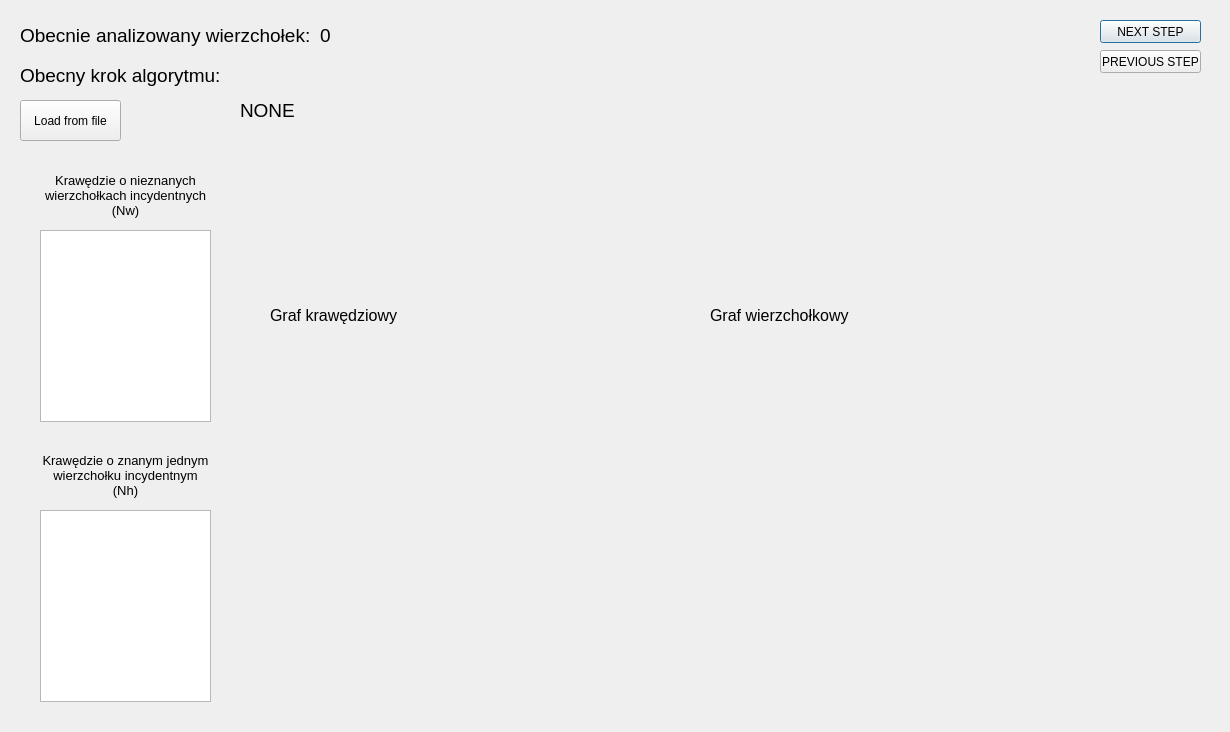
Before: the Qt Designer form graphs/drawwindow.ui in kborkowska/line-graph, drawn with Qt 5.
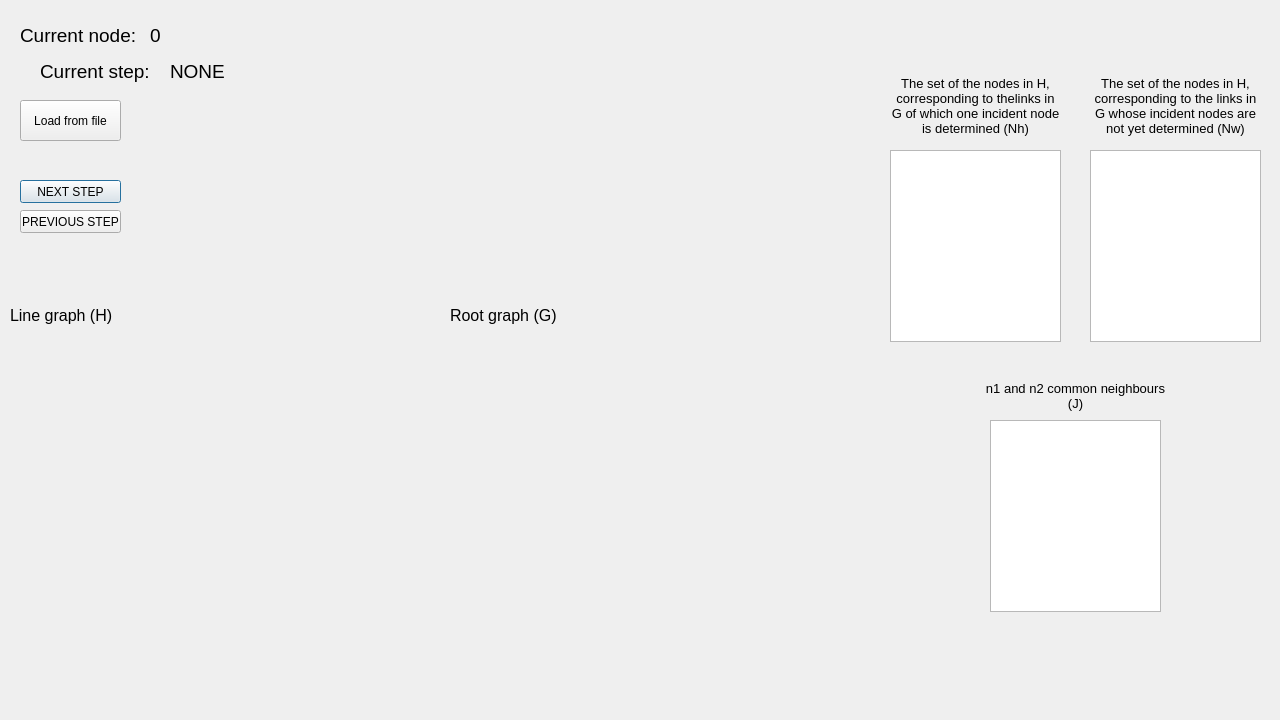
After: the same form once the commit is applied. Custom widgets are drawn as their Qt base class.

```diff
--- a/graphs/drawwindow.ui
+++ b/graphs/drawwindow.ui
@@ -6,8 +6,8 @@
    <rect>
     <x>0</x>
     <y>0</y>
-    <width>1230</width>
-    <height>732</height>
+    <width>1280</width>
+    <height>720</height>
    </rect>
   </property>
   <property name="windowTitle">
@@ -16,7 +16,7 @@
   <widget class="QLabel" name="label">
    <property name="geometry">
     <rect>
-     <x>270</x>
+     <x>10</x>
      <y>300</y>
      <width>141</width>
      <height>31</height>
@@ -28,13 +28,13 @@
     </font>
    </property>
    <property name="text">
-    <string>Graf krawędziowy</string>
+    <string>Line graph (H)</string>
    </property>
   </widget>
   <widget class="GraphDrawArea" name="lineGraphDrawArea" native="true">
    <property name="geometry">
     <rect>
-     <x>270</x>
+     <x>10</x>
      <y>330</y>
      <width>421</width>
      <height>371</height>
@@ -44,7 +44,7 @@
   <widget class="GraphDrawArea" name="nodeGraphDrawArea" native="true">
    <property name="geometry">
     <rect>
-     <x>710</x>
+     <x>450</x>
      <y>330</y>
      <width>421</width>
      <height>371</height>
@@ -54,7 +54,7 @@
   <widget class="QLabel" name="label_2">
    <property name="geometry">
     <rect>
-     <x>710</x>
+     <x>450</x>
      <y>300</y>
      <width>151</width>
      <height>31</height>
@@ -66,7 +66,7 @@
     </font>
    </property>
    <property name="text">
-    <string>Graf wierzchołkowy</string>
+    <string>Root graph (G)</string>
    </property>
   </widget>
   <widget class="QLabel" name="label_3">
@@ -74,7 +74,7 @@
     <rect>
      <x>20</x>
      <y>20</y>
-     <width>291</width>
+     <width>121</width>
      <height>31</height>
     </rect>
    </property>
@@ -84,15 +84,15 @@
     </font>
    </property>
    <property name="text">
-    <string>Obecnie analizowany wierzchołek:</string>
+    <string>Current node:</string>
    </property>
   </widget>
   <widget class="QLabel" name="label_4">
    <property name="geometry">
     <rect>
-     <x>20</x>
+     <x>40</x>
      <y>60</y>
-     <width>211</width>
+     <width>121</width>
      <height>31</height>
     </rect>
    </property>
@@ -102,16 +102,19 @@
     </font>
    </property>
    <property name="text">
-    <string>Obecny krok algorytmu:</string>
+    <string>Current step:</string>
+   </property>
+   <property name="alignment">
+    <set>Qt::AlignLeading|Qt::AlignLeft|Qt::AlignTop</set>
    </property>
   </widget>
   <widget class="QLabel" name="label_5">
    <property name="geometry">
     <rect>
-     <x>40</x>
-     <y>170</y>
+     <x>1090</x>
+     <y>70</y>
      <width>171</width>
-     <height>51</height>
+     <height>71</height>
     </rect>
    </property>
    <property name="font">
@@ -120,7 +123,7 @@
     </font>
    </property>
    <property name="text">
-    <string>Krawędzie o nieznanych wierzchołkach incydentnych (Nw)</string>
+    <string>The set of the nodes in H, corresponding to the links in G whose incident nodes are not yet determined (Nw)</string>
    </property>
    <property name="alignment">
     <set>Qt::AlignCenter</set>
@@ -132,10 +135,10 @@
   <widget class="QLabel" name="label_6">
    <property name="geometry">
     <rect>
-     <x>40</x>
-     <y>450</y>
+     <x>890</x>
+     <y>70</y>
      <width>171</width>
-     <height>51</height>
+     <height>71</height>
     </rect>
    </property>
    <property name="font">
@@ -144,7 +147,7 @@
     </font>
    </property>
    <property name="text">
-    <string>Krawędzie o znanym jednym wierzchołku incydentnym (Nh)</string>
+    <string>The set of the nodes in H, corresponding to thelinks in G of which one incident node is determined (Nh)</string>
    </property>
    <property name="alignment">
     <set>Qt::AlignCenter</set>
@@ -159,8 +162,8 @@
    </property>
    <property name="geometry">
     <rect>
-     <x>40</x>
-     <y>230</y>
+     <x>1090</x>
+     <y>150</y>
      <width>171</width>
      <height>192</height>
     </rect>
@@ -172,8 +175,8 @@
   <widget class="QListWidget" name="NhList">
    <property name="geometry">
     <rect>
-     <x>40</x>
-     <y>510</y>
+     <x>890</x>
+     <y>150</y>
      <width>171</width>
      <height>192</height>
     </rect>
@@ -182,7 +185,7 @@
   <widget class="QLabel" name="currentNodeLabel">
    <property name="geometry">
     <rect>
-     <x>320</x>
+     <x>150</x>
      <y>20</y>
      <width>41</width>
      <height>31</height>
@@ -200,8 +203,8 @@
   <widget class="QPushButton" name="nextStepButton">
    <property name="geometry">
     <rect>
-     <x>1100</x>
-     <y>20</y>
+     <x>20</x>
+     <y>180</y>
      <width>101</width>
      <height>23</height>
     </rect>
@@ -213,8 +216,8 @@
   <widget class="QPushButton" name="prevStepButton">
    <property name="geometry">
     <rect>
-     <x>1100</x>
-     <y>50</y>
+     <x>20</x>
+     <y>210</y>
      <width>101</width>
      <height>23</height>
     </rect>
@@ -226,10 +229,10 @@
   <widget class="QLabel" name="stepLabel">
    <property name="geometry">
     <rect>
-     <x>240</x>
+     <x>170</x>
      <y>60</y>
-     <width>791</width>
-     <height>101</height>
+     <width>501</width>
+     <height>231</height>
     </rect>
    </property>
    <property name="font">
@@ -240,6 +243,9 @@
    <property name="text">
     <string>NONE</string>
    </property>
+   <property name="alignment">
+    <set>Qt::AlignLeading|Qt::AlignLeft|Qt::AlignTop</set>
+   </property>
   </widget>
   <widget class="QPushButton" name="loadFromFileButton">
    <property name="geometry">
@@ -254,6 +260,40 @@
     <string>Load from file</string>
    </property>
   </widget>
+  <widget class="QLabel" name="label_7">
+   <property name="geometry">
+    <rect>
+     <x>980</x>
+     <y>380</y>
+     <width>191</width>
+     <height>31</height>
+    </rect>
+   </property>
+   <property name="font">
+    <font>
+     <pointsize>10</pointsize>
+    </font>
+   </property>
+   <property name="text">
+    <string>n1 and n2 common neighbours (J)</string>
+   </property>
+   <property name="alignment">
+    <set>Qt::AlignCenter</set>
+   </property>
+   <property name="wordWrap">
+    <bool>true</bool>
+   </property>
+  </widget>
+  <widget class="QListWidget" name="JList">
+   <property name="geometry">
+    <rect>
+     <x>990</x>
+     <y>420</y>
+     <width>171</width>
+     <height>192</height>
+    </rect>
+   </property>
+  </widget>
  </widget>
  <customwidgets>
   <customwidget>
```
